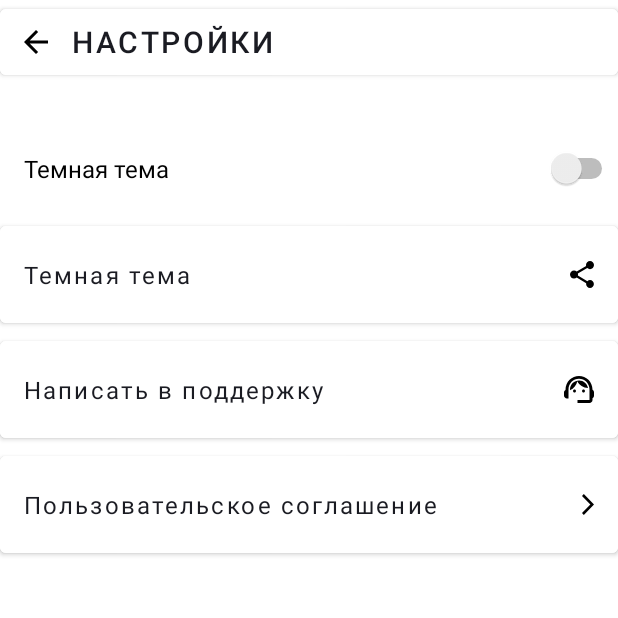
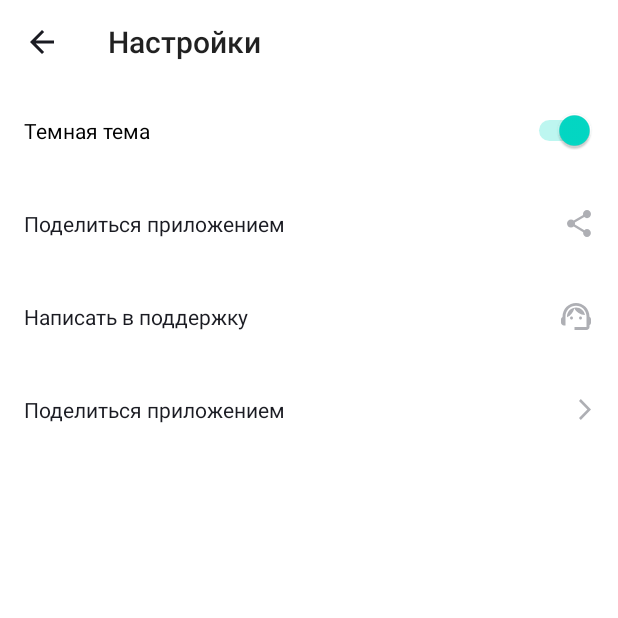
Before and after one commit to MalyhinIlya/PlaylistMaker, an Android app: the SettingsActivity screen opened directly, with no data from a screen before it, on a phone screen of 412 x 824 dp, the top half of it. Run offline under Robolectric (Android 15) with nearby library versions, the phone set to English and light mode, and no system bars.

Commit message:
Исправление замечаний

```diff
--- a/app/src/main/AndroidManifest.xml
+++ b/app/src/main/AndroidManifest.xml
@@ -4,8 +4,6 @@
 
     <application
         android:allowBackup="true"
-        android:dataExtractionRules="@xml/data_extraction_rules"
-        android:fullBackupContent="@xml/backup_rules"
         android:icon="@mipmap/ic_launcher"
         android:label="@string/app_name"
         android:roundIcon="@mipmap/ic_launcher_round"
--- a/app/src/main/java/ru/practicum/playlistmaker/MediaGalleryActivity.kt
+++ b/app/src/main/java/ru/practicum/playlistmaker/MediaGalleryActivity.kt
@@ -3,6 +3,7 @@ package ru.practicum.playlistmaker
 import android.content.Intent
 import android.os.Bundle
 import android.widget.Button
+import android.widget.Toolbar
 import androidx.activity.enableEdgeToEdge
 import androidx.appcompat.app.AppCompatActivity
 import androidx.core.view.ViewCompat
@@ -19,7 +20,7 @@ class MediaGalleryActivity : AppCompatActivity() {
             insets
         }
 
-        val backButton = findViewById<Button>(R.id.back_to_main)
+        val backButton = findViewById<Toolbar>(R.id.back_to_main)
         backButton.setOnClickListener { startActivity(Intent(this, MainActivity::class.java)) }
     }
 }
--- a/app/src/main/java/ru/practicum/playlistmaker/SearchActivity.kt
+++ b/app/src/main/java/ru/practicum/playlistmaker/SearchActivity.kt
@@ -3,6 +3,7 @@ package ru.practicum.playlistmaker
 import android.content.Intent
 import android.os.Bundle
 import android.widget.Button
+import android.widget.Toolbar
 import androidx.activity.enableEdgeToEdge
 import androidx.appcompat.app.AppCompatActivity
 import androidx.core.view.ViewCompat
@@ -19,7 +20,7 @@ class SearchActivity : AppCompatActivity() {
             insets
         }
 
-        val backButton = findViewById<Button>(R.id.back_to_main)
+        val backButton = findViewById<Toolbar>(R.id.back_to_main)
         backButton.setOnClickListener { startActivity(Intent(this, MainActivity::class.java)) }
     }
 }
--- a/app/src/main/java/ru/practicum/playlistmaker/SettingsActivity.kt
+++ b/app/src/main/java/ru/practicum/playlistmaker/SettingsActivity.kt
@@ -4,6 +4,7 @@ import android.content.Intent
 import android.os.Bundle
 import android.widget.Button
 import android.widget.Toast
+import android.widget.Toolbar
 import androidx.activity.enableEdgeToEdge
 import androidx.appcompat.app.AppCompatActivity
 import androidx.core.view.ViewCompat
@@ -20,7 +21,7 @@ class SettingsActivity : AppCompatActivity() {
             insets
         }
 
-        val backButton = findViewById<Button>(R.id.back_to_main)
+        val backButton = findViewById<Toolbar>(R.id.back_to_main)
         backButton.setOnClickListener { startActivity(Intent(this, MainActivity::class.java)) }
     }
 }
--- a/app/src/main/res/layout/activity_settings.xml
+++ b/app/src/main/res/layout/activity_settings.xml
@@ -5,74 +5,52 @@
     android:id="@+id/main"
     xmlns:app="http://schemas.android.com/apk/res-auto"
     android:orientation="vertical">
-    <Button
+    <Toolbar
         android:id="@+id/back_to_main"
         android:layout_width="match_parent"
         android:layout_height="@dimen/top_nav_bar_height"
-        android:backgroundTint="@color/white"
-        android:layout_marginBottom="@dimen/top_nav_bar_bottom_margin"
-        android:text="@string/settings"
-        android:textColor="@color/base_font_color"
-        android:textAlignment="textStart"
-        android:textSize="@dimen/top_nav_bar_font_size"
-        android:foreground="?attr/selectableItemBackground"
-        app:icon="@drawable/back"
-        app:iconGravity="start"
-        app:iconTint="@color/black"
-        app:iconPadding="@dimen/back_button_padding"/>
+        android:navigationIcon="@drawable/back"
+        android:title="@string/settings"/>
 
     <Switch
         android:layout_width="match_parent"
         android:layout_height="wrap_content"
-        android:layout_gravity="end"
         android:text="@string/dark_theme"
-        android:textSize="@dimen/base_font_size"
         android:paddingVertical="@dimen/settings_vert_padding"
         android:paddingStart="@dimen/settings_start_padding"
-        />
-    <Button
+        android:paddingEnd="@dimen/settings_switch_end_padding"
+        android:checked="true"/>
+    <TextView
         android:layout_width="match_parent"
         android:layout_height="wrap_content"
         android:paddingVertical="@dimen/settings_vert_padding"
         android:paddingStart="@dimen/settings_start_padding"
-        android:backgroundTint="@color/white"
-        android:text="@string/dark_theme"
-        android:textSize="@dimen/base_font_size"
+        android:paddingEnd="@dimen/settings_end_padding"
         android:textColor="@color/base_font_color"
-        android:fontFamily="sans-serif"
-        android:textAllCaps="false"
-        android:textAlignment="textStart"
-        app:icon="@drawable/share_app"
-        app:iconGravity="end"
-        app:iconTint="@color/black" />
-    <Button
+        android:text="@string/share_app"
+        app:drawableEndCompat="@drawable/share_app"
+        app:drawableTint="@color/setting_icon_color" />
+
+    <TextView
         android:layout_width="match_parent"
         android:layout_height="wrap_content"
         android:paddingVertical="@dimen/settings_vert_padding"
         android:paddingStart="@dimen/settings_start_padding"
-        android:backgroundTint="@color/white"
+        android:paddingEnd="@dimen/settings_end_padding"
+        android:textColor="@color/base_font_color"
         android:text="@string/need_help"
-        android:textSize="@dimen/base_font_size"
-        android:textColor="@color/base_font_color"
-        android:fontFamily="sans-serif"
-        android:textAllCaps="false"
-        android:textAlignment="textStart"
-        app:icon="@drawable/need_help"
-        app:iconGravity="end"
-        app:iconTint="@color/black" />
-    <Button
+        app:drawableEndCompat="@drawable/need_help"
+        app:drawableTint="@color/setting_icon_color" />
+
+
+    <TextView
         android:layout_width="match_parent"
         android:layout_height="wrap_content"
         android:paddingVertical="@dimen/settings_vert_padding"
         android:paddingStart="@dimen/settings_start_padding"
-        android:backgroundTint="@color/white"
-        android:text="@string/user_aggreement"
-        android:textSize="@dimen/base_font_size"
+        android:paddingEnd="@dimen/settings_end_padding"
         android:textColor="@color/base_font_color"
-        android:fontFamily="sans-serif"
-        android:textAllCaps="false"
-        android:textAlignment="textStart"
-        app:icon="@drawable/arrow_forward"
-        app:iconGravity="end"
-        app:iconTint="@color/black" />
+        android:text="@string/share_app"
+        app:drawableEndCompat="@drawable/arrow_forward"
+        app:drawableTint="@color/setting_icon_color" />
 </LinearLayout>
--- a/app/src/main/res/values/colors.xml
+++ b/app/src/main/res/values/colors.xml
@@ -3,4 +3,5 @@
     <color name="black">#FF000000</color>
     <color name="white">#FFFFFFFF</color>
     <color name="base_font_color">#1A1B22</color>
+    <color name="setting_icon_color">#AEAFB4</color>
 </resources>
--- a/app/src/main/res/values/dimens.xml
+++ b/app/src/main/res/values/dimens.xml
@@ -5,7 +5,7 @@
     <dimen name="app_name_font_size">20sp</dimen>
     <dimen name="main_horizontal_margin">16dp</dimen>
     <dimen name="main_buttons_radius">16dp</dimen>
-    <dimen name="icon_padding">1dp</dimen>
+    <dimen name="icon_padding">8dp</dimen>
     <dimen name="top_nav_bar_height">56dp</dimen>
     <dimen name="top_nav_bar_bottom_margin">24dp</dimen>
     <dimen name="top_nav_bar_font_size">20sp</dimen>
@@ -13,4 +13,6 @@
     <dimen name="base_font_size">16sp</dimen>
     <dimen name="settings_vert_padding">21dp</dimen>
     <dimen name="settings_start_padding">16dp</dimen>
+    <dimen name="settings_switch_end_padding">15dp</dimen>
+    <dimen name="settings_end_padding">18dp</dimen>
 </resources>
```
Also changed, not shown: app/src/main/res/layout/activity_media_gallery.xml (+3 -12 lines), app/src/main/res/layout/activity_search.xml (+3 -12 lines), 2 other files.
